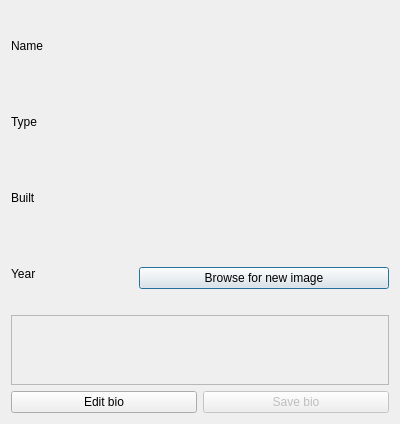
Qt form vika3/Vika3/dialogmoreinfocomputer.ui (BeanBean-Nyah/T113-VLN) before a commit.
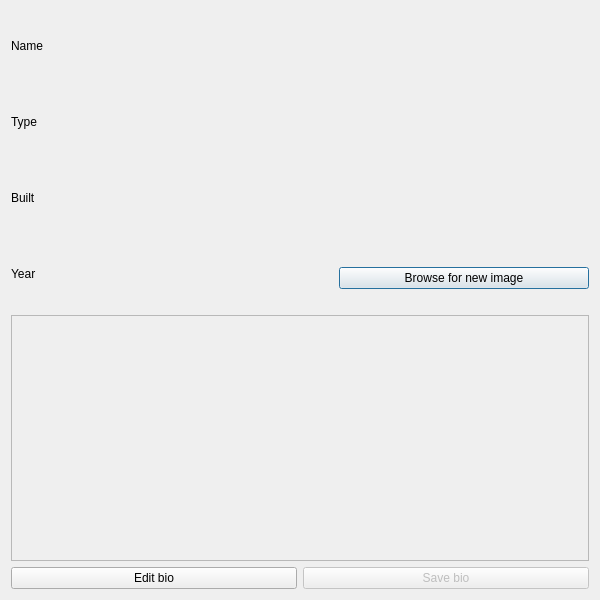
The same form after that commit.

What changed in the file:
```diff
--- a/vika3/Vika3/dialogmoreinfocomputer.ui
+++ b/vika3/Vika3/dialogmoreinfocomputer.ui
@@ -6,8 +6,8 @@
    <rect>
     <x>0</x>
     <y>0</y>
-    <width>400</width>
-    <height>300</height>
+    <width>600</width>
+    <height>600</height>
    </rect>
   </property>
   <property name="windowTitle">
```
